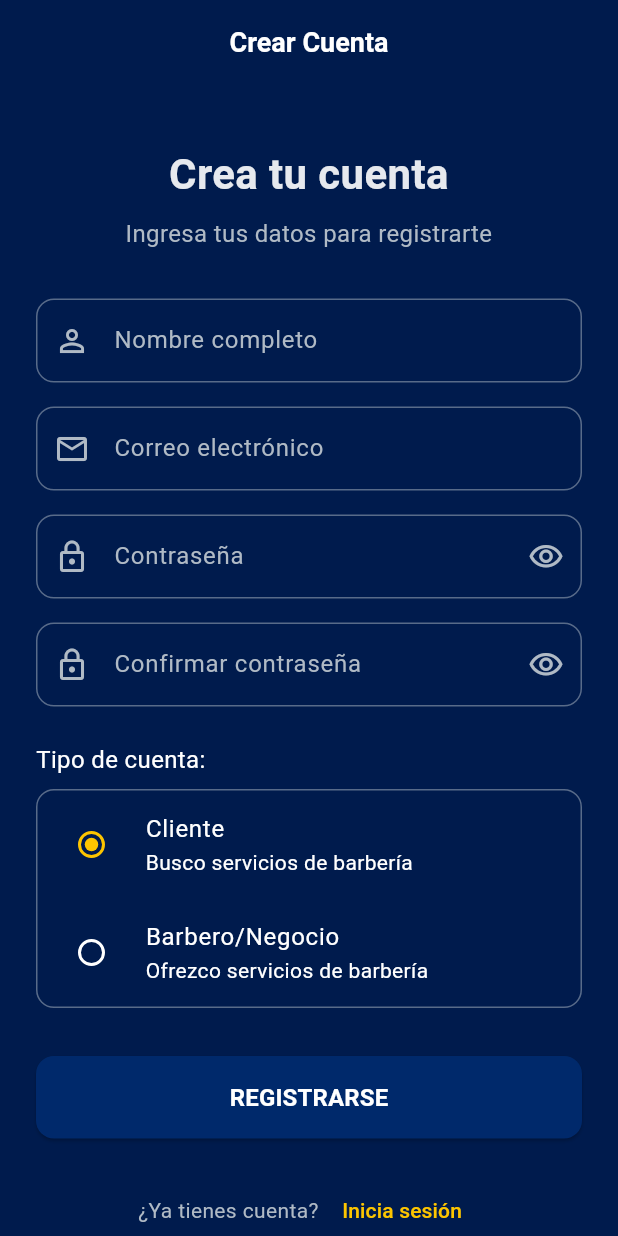
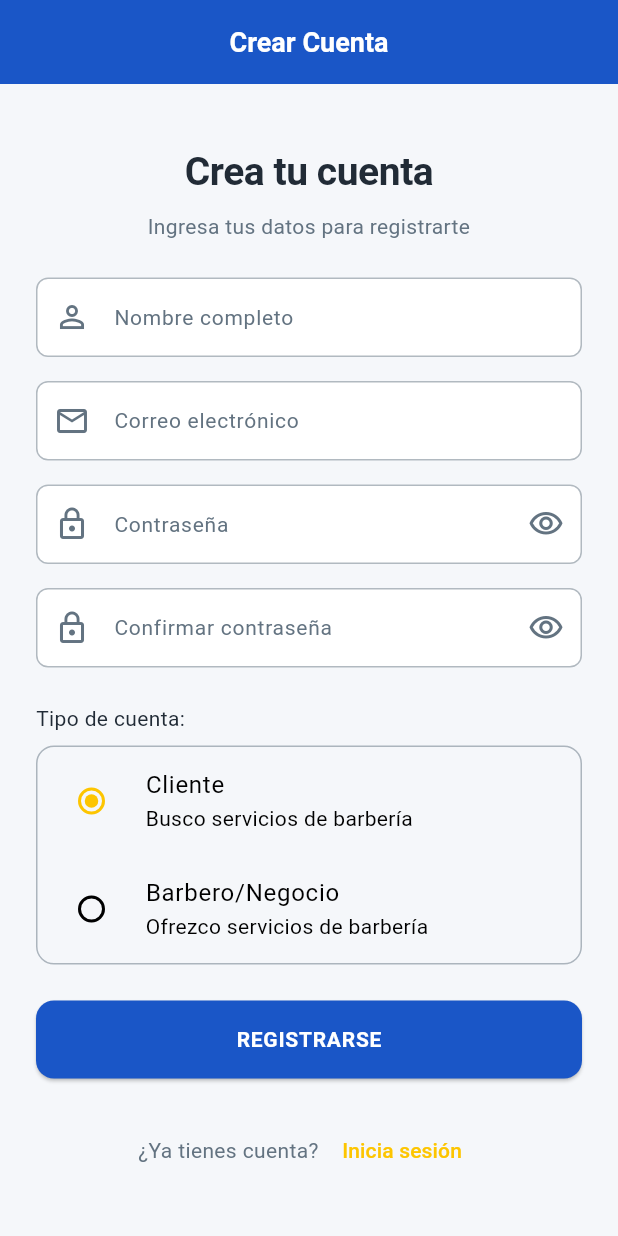
Before and after one commit to MarioBerni/barber_time, a Flutter app: the screen it shows after launch, after a tap on "INICIAR SESIÓN", after a tap on "Regístrate aquí", on a phone screen of 412 x 824 dp. Run offline on Flutter 3.47's test engine with Material 3 defaults, Android fonts, the light colour scheme and no system bars; our stand-ins replace equatable, flutter_animate, flutter_bloc, get_it, go_router; accounts and stored records are empty.

Commit message:
Centralización y simplificación del sistema de temas completada. Migración de componentes auth_text_field, login_page, register_page, animated_gradient_background y animated_icon_widget finalizada.

```diff
--- /dev/null
+++ b/lib/core/theme/app_spacing.dart
@@ -0,0 +1,43 @@
+/// Clase que centraliza todos los espaciados estándar de la aplicación
+/// Proporciona constantes para márgenes, paddings y separaciones
+class AppSpacing {
+  // Espaciados básicos
+  static const double zero = 0.0;
+  static const double xxxs = 2.0;
+  static const double xxs = 4.0;
+  static const double xs = 8.0;
+  static const double sm = 12.0;
+  static const double md = 16.0;
+  static const double lg = 20.0;
+  static const double xl = 24.0;
+  static const double xxl = 32.0;
+  static const double xxxl = 40.0;
+  static const double huge = 48.0;
+  static const double giant = 56.0;
+  static const double extreme = 64.0;
+
+  // Espaciados específicos
+  static const double formElementSpacing = md;
+  static const double sectionSpacing = xxl;
+  static const double cardPadding = lg;
+  static const double pagePadding = md;
+  static const double listItemSpacing = sm;
+
+  // Espaciado para componentes específicos
+  static const double buttonPaddingVertical = sm;
+  static const double buttonPaddingHorizontal = xl;
+  static const double inputFieldPadding = md;
+  static const double appBarHeight = 56.0;
+  static const double bottomNavHeight = 64.0;
+  static const double floatingActionButtonPadding = md;
+
+  // Insets (para uso con EdgeInsets)
+  static const insetZero = 0.0;
+  static const insetXXS = 4.0;
+  static const insetXS = 8.0;
+  static const insetSM = 12.0;
+  static const insetMD = 16.0;
+  static const insetLG = 20.0;
+  static const insetXL = 24.0;
+  static const insetXXL = 32.0;
+}
--- a/lib/core/theme/app_theme.dart
+++ b/lib/core/theme/app_theme.dart
@@ -3,12 +3,34 @@ import 'package:flutter/material.dart';
 /// Clase que define el tema global de la aplicación Barber Time
 /// Incluye colores, estilos de texto y otros parámetros visuales
 class AppTheme {
-  // Constantes de Color
-  static const Color kPrimaryColor = Color(0xFF00296B);
-  static const Color kBackgroundColor = Color(0xFF001B4D);
-  static const Color kAccentColor = Color(0xFFFDC500);
-  static const Color kTextColor = Color(0xFFFFFFFF);
-  static const Color kSecondaryTextColor = Color(0xFFB0BAC5);
+  // Paleta de colores principal
+  static const Color kPrimaryColor = Color(0xFF1A56C7);      // Azul principal
+  static const Color kPrimaryDarkColor = Color(0xFF0B4AB3);   // Azul oscuro (para hover/presionado)
+  static const Color kPrimaryLightColor = Color(0xFF4377D1);   // Azul claro (para bordes/detalles)
+  static const Color kBackgroundColor = Color(0xFFF5F7FA);    // Fondo claro con matiz azul
+  static const Color kSurfaceColor = Color(0xFFFFFFFF);       // Superficie de componentes
+
+  // Acento dorado y variaciones
+  static const Color kAccentColor = Color(0xFFFDC500);        // Dorado principal
+  static const Color kAccentDarkColor = Color(0xFFE9B400);    // Dorado oscuro (hover/presionado)
+  static const Color kAccentLightColor = Color(0xFFFFD33C);    // Dorado claro (para destacar)
+
+  // Colores complementarios (armónicos con azul y dorado)
+  static const Color kComplementaryColor1 = Color(0xFF5C89C7); // Azul medio complementario
+  static const Color kComplementaryColor2 = Color(0xFFF7B84B); // Naranja complementario
+  static const Color kTertiaryColor = Color(0xFF70B0F8);      // Azul claro terciario
+
+  // Colores neutros
+  static const Color kTextColor = Color(0xFF212B36);          // Texto principal
+  static const Color kSecondaryTextColor = Color(0xFF637381);  // Texto secundario
+  static const Color kDividerColor = Color(0xFFE2E8F0);        // Divisores
+  static const Color kDisabledColor = Color(0xFFCBD5E1);       // Elementos deshabilitados
+
+  // Colores de estado
+  static const Color kSuccessColor = Color(0xFF10B981);        // Éxito (verde)
+  static const Color kErrorColor = Color(0xFFEF4444);          // Error (rojo)
+  static const Color kWarningColor = Color(0xFFF59E0B);        // Advertencia (naranja)
+  static const Color kInfoColor = Color(0xFF3B82F6);           // Información (azul)
 
   // Espaciado
   static const double kDefaultPadding = 16.0;
@@ -20,7 +42,7 @@ class AppTheme {
   static const double kSmallRadius = 6.0;
   static const double kLargeRadius = 20.0;
 
-  // Tema de la aplicación
+  // Tema oscuro de la aplicación
   static ThemeData get darkTheme {
     return ThemeData.dark().copyWith(
       primaryColor: kPrimaryColor,
@@ -130,4 +152,82 @@ class AppTheme {
       fontSize: 12,
     ),
   );
+
+  // Tema de la aplicación
+  static ThemeData get theme {
+    return ThemeData.light().copyWith(
+      primaryColor: kPrimaryColor,
+      scaffoldBackgroundColor: kBackgroundColor,
+      colorScheme: const ColorScheme.light().copyWith(
+        primary: kPrimaryColor,
+        secondary: kAccentColor,
+        background: kBackgroundColor,
+      ),
+      textTheme: _textTheme,
+      appBarTheme: const AppBarTheme(
+        backgroundColor: kPrimaryColor,
+        elevation: 0,
+        centerTitle: true,
+        titleTextStyle: TextStyle(
+          color: Colors.white,
+          fontSize: 18,
+          fontWeight: FontWeight.bold,
+        ),
+        iconTheme: IconThemeData(color: Colors.white),
+      ),
+      buttonTheme: ButtonThemeData(
+        buttonColor: kPrimaryColor,
+        shape: RoundedRectangleBorder(
+          borderRadius: BorderRadius.circular(kDefaultRadius),
+        ),
+      ),
+      elevatedButtonTheme: ElevatedButtonThemeData(
+        style: ElevatedButton.styleFrom(
+          backgroundColor: kPrimaryColor,
+          foregroundColor: Colors.white,
+          shape: RoundedRectangleBorder(
+            borderRadius: BorderRadius.circular(kDefaultRadius),
+          ),
+          padding: const EdgeInsets.symmetric(
+            vertical: 12.0,
+            horizontal: 20.0,
+          ),
+        ),
+      ),
+      textButtonTheme: TextButtonThemeData(
+        style: TextButton.styleFrom(
+          foregroundColor: kAccentColor,
+        ),
+      ),
+      inputDecorationTheme: InputDecorationTheme(
+        fillColor: kSurfaceColor,
+        filled: true,
+        border: OutlineInputBorder(
+          borderRadius: BorderRadius.circular(kDefaultRadius),
+          borderSide: BorderSide.none,
+        ),
+        enabledBorder: OutlineInputBorder(
+          borderRadius: BorderRadius.circular(kDefaultRadius),
+          borderSide: BorderSide(color: kPrimaryColor.withOpacity(0.3)),
+        ),
+        focusedBorder: OutlineInputBorder(
+          borderRadius: BorderRadius.circular(kDefaultRadius),
+          borderSide: const BorderSide(color: kAccentColor),
+        ),
+        contentPadding: const EdgeInsets.all(kDefaultPadding),
+        hintStyle: TextStyle(color: kSecondaryTextColor.withOpacity(0.7)),
+      ),
+      cardColor: kSurfaceColor,
+      cardTheme: ThemeData.light().cardTheme.copyWith(
+        elevation: 2,
+        shape: RoundedRectangleBorder(
+          borderRadius: BorderRadius.circular(kDefaultRadius),
+        ),
+        shadowColor: kPrimaryColor.withOpacity(0.1),
+      ),
+    );
+  }
+
+  // Para mantener compatibilidad con código existente
+  static ThemeData get lightTheme => theme;
 }
--- a/lib/core/widgets/backgrounds/animated_gradient_background.dart
+++ b/lib/core/widgets/backgrounds/animated_gradient_background.dart
@@ -1,6 +1,7 @@
 import 'dart:math' show Random;
 import 'package:flutter/material.dart';
-import '../../../core/theme/app_theme.dart';
+import '../../theme/app_theme.dart';
+import '../../theme/app_theme_extensions.dart';
 
 /// Clase para almacenar datos de círculos animados
 class AnimatedCircle {
@@ -200,15 +201,15 @@ class _AnimatedGradientBackgroundState extends State<AnimatedGradientBackground>
   Widget build(BuildContext context) {
     final size = MediaQuery.of(context).size;
 
-    // Usando colores del tema para mantener consistencia
-    final baseColor = widget.primaryColor ?? AppTheme.kBackgroundColor;
-    final accentColor = widget.accentColor ?? AppTheme.kAccentColor;
+    // Obtener colores del tema actual usando las extensiones
+    final baseColor = widget.primaryColor ?? context.backgroundColor;
+    final accentColor = widget.accentColor ?? context.accentColor;
 
     return Stack(
       children: [
-        // Fondo base negro/azul muy oscuro
+        // Fondo base usando el color del tema
         Container(
-          color: Color(0xFF04080F),
+          color: context.backgroundColor,
           width: double.infinity,
           height: double.infinity,
         ),
--- a/lib/core/widgets/icons/animated_icon_widget.dart
+++ b/lib/core/widgets/icons/animated_icon_widget.dart
@@ -1,6 +1,6 @@
 import 'package:flutter/material.dart';
 import 'package:flutter_animate/flutter_animate.dart';
-import '../../../core/theme/app_theme.dart';
+import '../../theme/app_theme_extensions.dart';
 
 /// Contenedor circular para iconos con efecto de brillo
 class IconWithShimmer extends StatelessWidget {
@@ -35,9 +35,9 @@ class IconWithShimmer extends StatelessWidget {
 
   @override
   Widget build(BuildContext context) {
-    // Colores predeterminados si no se proporcionan, usando el tema global
-    final effectiveIconColor = iconColor ?? AppTheme.kAccentColor;
-    final effectiveBackgroundColor = backgroundColor ?? AppTheme.kPrimaryColor;
+    // Colores predeterminados si no se proporcionan, usando el tema centralizado
+    final effectiveIconColor = iconColor ?? context.accentColor;
+    final effectiveBackgroundColor = backgroundColor ?? context.primaryColor;
 
     // Construir contenedor base
     Widget container = Center(
@@ -49,7 +49,7 @@ class IconWithShimmer extends StatelessWidget {
           shape: BoxShape.circle,
           boxShadow: [
             BoxShadow(
-              color: Colors.black.withOpacity(0.2),
+              color: Colors.black.withOpacity(0.2), // TODO: Considerar añadir shadowColor a las extensiones
               blurRadius: 8,
               offset: const Offset(0, 4),
             ),
--- a/lib/features/auth/presentation/pages/login_page.dart
+++ b/lib/features/auth/presentation/pages/login_page.dart
@@ -3,7 +3,8 @@ import 'package:flutter_bloc/flutter_bloc.dart';
 import 'package:go_router/go_router.dart';
 
 import '../../../../core/routes/app_routes.dart';
-import '../../../../core/theme/app_theme.dart';
+import '../../../../core/theme/app_spacing.dart';
+import '../../../../core/theme/app_theme_extensions.dart';
 import '../../../../core/widgets/backgrounds/animated_gradient_background.dart';
 import '../../../../core/widgets/icons/animated_icon_widget.dart';
 import '../bloc/auth_cubit.dart';
@@ -54,13 +55,16 @@ class _LoginPageState extends State<LoginPage> {
       backgroundColor: Colors.transparent,
       extendBodyBehindAppBar: true,
       appBar: AppBar(
-        title: const Text('Iniciar Sesión'),
+        title: Text(
+          'Iniciar Sesión',
+          style: Theme.of(context).textTheme.titleLarge,
+        ),
         backgroundColor: Colors.transparent,
         elevation: 0,
       ),
       body: Stack(
         children: [
-          // Fondo animado con gradiente y burbujas
+          // Fondo animado con gradiente y burbujas que usa el tema actual
           const AnimatedGradientBackground(),
           // Contenido de la página
           BlocConsumer<AuthCubit, AuthState>(
@@ -70,7 +74,7 @@ class _LoginPageState extends State<LoginPage> {
                 ScaffoldMessenger.of(context).showSnackBar(
                   SnackBar(
                     content: Text(state.errorMessage!),
-                backgroundColor: Colors.red,
+                    backgroundColor: Theme.of(context).colorScheme.error,
                   ),
                 );
                 context.read<AuthCubit>().clearError();
@@ -95,29 +99,25 @@ class _LoginPageState extends State<LoginPage> {
                           icon: Icons.content_cut,
                           size: 100,
                           // Usar colores del tema para mantener coherencia visual
-                      iconColor: AppTheme.kAccentColor,
-                      backgroundColor: AppTheme.kPrimaryColor.withOpacity(0.85),
+                          iconColor: Theme.of(context).colorScheme.secondary,
+                          backgroundColor: Theme.of(context).colorScheme.primary.withOpacity(0.85),
                         ),
                       ),
                       const SizedBox(height: 24),
-                  const Text(
+                      Text(
                         'Barber Time',
                         textAlign: TextAlign.center,
-                    style: TextStyle(
-                      fontSize: 28,
-                      fontWeight: FontWeight.bold,
-                    ),
+                        style: context.h1,
                       ),
                       const SizedBox(height: 8),
                       Text(
                         'Ingresa tus datos para continuar',
                         textAlign: TextAlign.center,
-                    style: TextStyle(
-                      fontSize: 16,
-                      color: AppTheme.kSecondaryTextColor,
+                        style: context.bodyMedium.copyWith(
+                          color: context.secondaryTextColor,
                         ),
                       ),
-                  const SizedBox(height: 48),
+                      SizedBox(height: context.spacingXXL),
 
                       // Campos del formulario
                       AuthTextField(
@@ -149,7 +149,7 @@ class _LoginPageState extends State<LoginPage> {
                             _obscurePassword
                                 ? Icons.visibility_outlined
                                 : Icons.visibility_off_outlined,
-                        color: AppTheme.kSecondaryTextColor,
+                            color: Theme.of(context).textTheme.bodySmall?.color,
                           ),
                           onPressed: _togglePasswordVisibility,
                         ),
@@ -175,7 +175,7 @@ class _LoginPageState extends State<LoginPage> {
                           child: const Text('¿Olvidaste tu contraseña?'),
                         ),
                       ),
-                  const SizedBox(height: 32),
+                      SizedBox(height: context.spacingXXL),
 
                       // Botón de inicio de sesión
                       ElevatedButton(
@@ -183,27 +183,25 @@ class _LoginPageState extends State<LoginPage> {
                             ? null
                             : () => _handleLogin(context),
                         style: ElevatedButton.styleFrom(
-                      padding: const EdgeInsets.symmetric(vertical: 16),
+                          padding: EdgeInsets.symmetric(vertical: AppSpacing.md),
                           shape: RoundedRectangleBorder(
-                        borderRadius:
-                            BorderRadius.circular(AppTheme.kDefaultRadius),
+                            borderRadius: context.buttonBorderRadius,
                           ),
                         ),
                         child: state.isLoading
-                        ? const SizedBox(
+                            ? SizedBox(
                                 height: 24,
                                 width: 24,
                                 child: CircularProgressIndicator(
-                              color: AppTheme.kTextColor,
+                                  valueColor: AlwaysStoppedAnimation<Color>(
+                                    Theme.of(context).colorScheme.onPrimary,
+                                  ),
                                   strokeWidth: 2,
                                 ),
                               )
-                        : const Text(
+                            : Text(
                                 'INICIAR SESIÓN',
-                            style: TextStyle(
-                              fontSize: 16,
-                              fontWeight: FontWeight.bold,
-                            ),
+                                style: context.button,
                               ),
                       ),
                       const SizedBox(height: 24),
@@ -214,8 +212,8 @@ class _LoginPageState extends State<LoginPage> {
                         children: [
                           Text(
                             '¿No tienes cuenta? ',
-                        style: TextStyle(
-                          color: AppTheme.kSecondaryTextColor,
+                            style: context.bodyMedium.copyWith(
+                              color: context.secondaryTextColor,
                             ),
                           ),
                           TextButton(
--- a/lib/features/auth/presentation/pages/register_page.dart
+++ b/lib/features/auth/presentation/pages/register_page.dart
@@ -3,7 +3,9 @@ import 'package:flutter_bloc/flutter_bloc.dart';
 import 'package:go_router/go_router.dart';
 
 import '../../../../core/routes/app_routes.dart';
+import '../../../../core/theme/app_spacing.dart';
 import '../../../../core/theme/app_theme.dart';
+import '../../../../core/theme/app_theme_extensions.dart';
 import '../bloc/auth_cubit.dart';
 import '../bloc/auth_state.dart';
 import '../widgets/auth_text_field.dart';
@@ -83,7 +85,7 @@ class _RegisterPageState extends State<RegisterPage> {
             ScaffoldMessenger.of(context).showSnackBar(
               SnackBar(
                 content: Text(state.errorMessage!),
-                backgroundColor: Colors.red,
+                backgroundColor: context.errorColor,
               ),
             );
             context.read<AuthCubit>().clearError();
@@ -103,25 +105,21 @@ class _RegisterPageState extends State<RegisterPage> {
                 crossAxisAlignment: CrossAxisAlignment.stretch,
                 children: [
                   // Título y descripción
-                  const SizedBox(height: 16),
-                  const Text(
+                  SizedBox(height: AppSpacing.md),
+                  Text(
                     'Crea tu cuenta',
                     textAlign: TextAlign.center,
-                    style: TextStyle(
-                      fontSize: 28,
-                      fontWeight: FontWeight.bold,
-                    ),
+                    style: context.h2,
                   ),
-                  const SizedBox(height: 8),
+                  SizedBox(height: AppSpacing.xs),
                   Text(
                     'Ingresa tus datos para registrarte',
                     textAlign: TextAlign.center,
-                    style: TextStyle(
-                      fontSize: 16,
-                      color: AppTheme.kSecondaryTextColor,
+                    style: context.bodyMedium.copyWith(
+                      color: context.secondaryTextColor,
                     ),
                   ),
-                  const SizedBox(height: 32),
+                  SizedBox(height: AppSpacing.xl),
 
                   // Campos del formulario
                   AuthTextField(
@@ -214,20 +212,17 @@ class _RegisterPageState extends State<RegisterPage> {
                   const SizedBox(height: 24),
 
                   // Selección de rol
-                  const Text(
+                  Text(
                     'Tipo de cuenta:',
-                    style: TextStyle(
-                      fontSize: 16,
-                      color: AppTheme.kTextColor,
-                    ),
+                    style: context.bodyMedium,
                   ),
-                  const SizedBox(height: 8),
+                  SizedBox(height: AppSpacing.xs),
 
                   Container(
                     decoration: BoxDecoration(
-                      border: Border.all(color: AppTheme.kSecondaryTextColor.withOpacity(0.5)),
-                      borderRadius: BorderRadius.circular(AppTheme.kDefaultRadius),
-                      color: AppTheme.kBackgroundColor.withOpacity(0.5),
+                      border: Border.all(color: context.secondaryTextColor.withOpacity(0.5)),
+                      borderRadius: context.defaultBorderRadius,
+                      color: context.backgroundColor.withOpacity(0.5),
                     ),
                     child: Column(
                       children: [
@@ -258,7 +253,7 @@ class _RegisterPageState extends State<RegisterPage> {
                       ],
                     ),
                   ),
-                  const SizedBox(height: 32),
+                  SizedBox(height: AppSpacing.xl),
 
                   // Botón de registro
                   ElevatedButton(
@@ -266,27 +261,23 @@ class _RegisterPageState extends State<RegisterPage> {
                         ? null
                         : () => _handleRegister(context),
                     style: ElevatedButton.styleFrom(
-                      padding: const EdgeInsets.symmetric(vertical: 16),
+                      padding: EdgeInsets.symmetric(vertical: AppSpacing.md),
                       shape: RoundedRectangleBorder(
-                        borderRadius:
-                            BorderRadius.circular(AppTheme.kDefaultRadius),
+                        borderRadius: context.buttonBorderRadius,
                       ),
                     ),
                     child: state.isLoading
-                        ? const SizedBox(
+                        ? SizedBox(
                             height: 24,
                             width: 24,
                             child: CircularProgressIndicator(
-                              color: AppTheme.kTextColor,
+                              color: context.textColor,
                               strokeWidth: 2,
                             ),
                           )
-                        : const Text(
+                        : Text(
                             'REGISTRARSE',
-                            style: TextStyle(
-                              fontSize: 16,
-                              fontWeight: FontWeight.bold,
-                            ),
+                            style: context.button,
                           ),
                   ),
                   const SizedBox(height: 24),
--- a/lib/features/auth/presentation/widgets/auth_text_field.dart
+++ b/lib/features/auth/presentation/widgets/auth_text_field.dart
@@ -1,5 +1,6 @@
 import 'package:flutter/material.dart';
-import '../../../../core/theme/app_theme.dart';
+import '../../../../core/theme/app_theme_extensions.dart';
+import '../../../../core/theme/app_spacing.dart';
 
 /// Widget de campo de texto personalizado para formularios de autenticación
 ///
@@ -35,6 +36,7 @@ class AuthTextField extends StatelessWidget {
 
   @override
   Widget build(BuildContext context) {
+    // Usar las extensiones para simplificar el acceso al tema
     return TextFormField(
       controller: controller,
       obscureText: obscureText,
@@ -43,62 +45,60 @@ class AuthTextField extends StatelessWidget {
       onChanged: onChanged,
       maxLines: maxLines,
       enabled: enabled,
-      style: const TextStyle(
-        color: AppTheme.kTextColor,
-      ),
+      style: context.bodyMedium,
       decoration: InputDecoration(
         labelText: labelText,
         hintText: hintText,
         prefixIcon: prefixIcon != null
-            ? Icon(prefixIcon, color: AppTheme.kSecondaryTextColor)
+            ? Icon(prefixIcon, color: context.secondaryTextColor)
             : null,
         suffixIcon: suffixIcon,
         border: OutlineInputBorder(
-          borderRadius: BorderRadius.circular(AppTheme.kDefaultRadius),
+          borderRadius: context.textFieldBorderRadius,
           borderSide: BorderSide(
-            color: AppTheme.kSecondaryTextColor.withOpacity(0.5),
+            color: context.secondaryTextColor.withOpacity(0.5),
           ),
         ),
         enabledBorder: OutlineInputBorder(
-          borderRadius: BorderRadius.circular(AppTheme.kDefaultRadius),
+          borderRadius: context.textFieldBorderRadius,
           borderSide: BorderSide(
-            color: AppTheme.kSecondaryTextColor.withOpacity(0.5),
+            color: context.secondaryTextColor.withOpacity(0.5),
           ),
         ),
         focusedBorder: OutlineInputBorder(
-          borderRadius: BorderRadius.circular(AppTheme.kDefaultRadius),
-          borderSide: const BorderSide(
-            color: AppTheme.kAccentColor,
+          borderRadius: context.textFieldBorderRadius,
+          borderSide: BorderSide(
+            color: context.accentColor,
             width: 2,
           ),
         ),
         errorBorder: OutlineInputBorder(
-          borderRadius: BorderRadius.circular(AppTheme.kDefaultRadius),
-          borderSide: const BorderSide(
-            color: Colors.red,
+          borderRadius: context.textFieldBorderRadius,
+          borderSide: BorderSide(
+            color: context.errorColor,
           ),
         ),
         focusedErrorBorder: OutlineInputBorder(
-          borderRadius: BorderRadius.circular(AppTheme.kDefaultRadius),
-          borderSide: const BorderSide(
-            color: Colors.red,
+          borderRadius: context.textFieldBorderRadius,
+          borderSide: BorderSide(
+            color: context.errorColor,
             width: 2,
           ),
         ),
-        labelStyle: TextStyle(
-          color: AppTheme.kSecondaryTextColor,
+        labelStyle: context.bodyMedium.copyWith(
+          color: context.secondaryTextColor,
         ),
-        hintStyle: TextStyle(
-          color: AppTheme.kSecondaryTextColor.withOpacity(0.5),
+        hintStyle: context.bodySmall.copyWith(
+          color: context.secondaryTextColor.withOpacity(0.5),
         ),
-        errorStyle: const TextStyle(
-          color: Colors.red,
+        errorStyle: context.bodySmall.copyWith(
+          color: context.errorColor,
         ),
         filled: true,
-        fillColor: AppTheme.kBackgroundColor.withOpacity(0.5),
-        contentPadding: const EdgeInsets.symmetric(
-          vertical: 16.0,
-          horizontal: 16.0,
+        fillColor: context.surfaceColor,
+        contentPadding: EdgeInsets.symmetric(
+          vertical: AppSpacing.md,
+          horizontal: AppSpacing.md,
         ),
       ),
     );
--- a/lib/main.dart
+++ b/lib/main.dart
@@ -18,13 +18,13 @@ void main() async {
     DeviceOrientation.portraitDown,
   ]);
 
-  // Establecer el color de la barra de estado para combinar con nuestro tema
+  // Establecer el color de la barra de estado para combinar con nuestro tema claro
   SystemChrome.setSystemUIOverlayStyle(
     const SystemUiOverlayStyle(
       statusBarColor: Colors.transparent,
-      statusBarIconBrightness: Brightness.light,
+      statusBarIconBrightness: Brightness.dark, // Iconos oscuros para tema claro
       systemNavigationBarColor: AppTheme.kBackgroundColor,
-      systemNavigationBarIconBrightness: Brightness.light,
+      systemNavigationBarIconBrightness: Brightness.dark, // Iconos oscuros para tema claro
     ),
   );
 
@@ -50,7 +50,7 @@ class BarberTimeApp extends StatelessWidget {
     return MaterialApp.router(
       title: 'Barber Time',
       debugShowCheckedModeBanner: false,
-      theme: AppTheme.darkTheme,
+      theme: AppTheme.lightTheme, // Cambiado a tema claro
       routerConfig: AppRouter.router,
     );
   }
```
Also changed, not shown: lib/core/theme/app_border_radius.dart (added, +73 -0 lines), lib/core/theme/app_text_styles.dart (added, +121 -0 lines), lib/core/theme/app_theme_extensions.dart (added, +146 -0 lines), 2 other files. Lines whose indentation alone changed are shown as unchanged.
